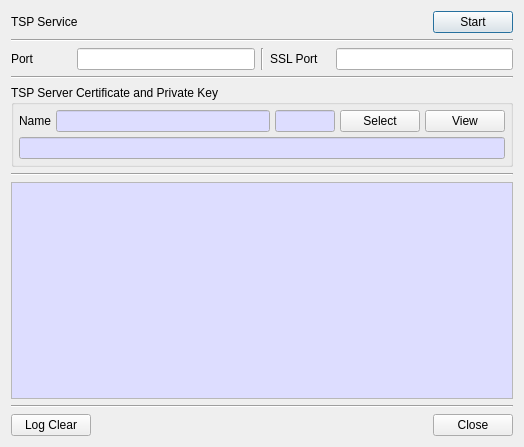
Old version of the form CertMan/tsp_service_dlg.ui in the repository jykim74/CertMan.
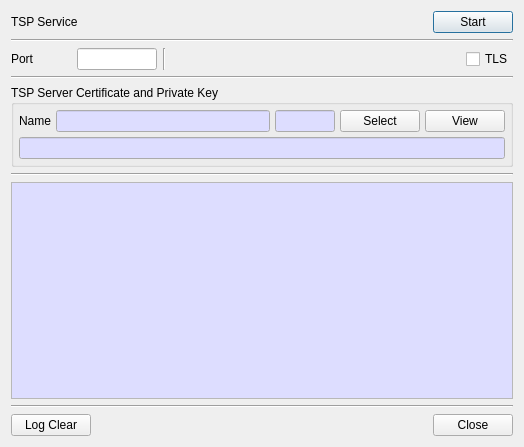
New version of the form.

```diff
--- a/CertMan/tsp_service_dlg.ui
+++ b/CertMan/tsp_service_dlg.ui
@@ -60,11 +60,29 @@
      <property name="topMargin">
       <number>0</number>
      </property>
+     <item row="0" column="2">
+      <widget class="Line" name="line_4">
+       <property name="orientation">
+        <enum>Qt::Vertical</enum>
+       </property>
+      </widget>
+     </item>
      <item row="0" column="4">
-      <widget class="QLineEdit" name="mSSLPortText"/>
+      <widget class="QCheckBox" name="mTLSCheck">
+       <property name="text">
+        <string>TLS</string>
+       </property>
+      </widget>
      </item>
      <item row="0" column="1">
-      <widget class="QLineEdit" name="mPortText"/>
+      <widget class="QLineEdit" name="mPortText">
+       <property name="maximumSize">
+        <size>
+         <width>80</width>
+         <height>16777215</height>
+        </size>
+       </property>
+      </widget>
      </item>
      <item row="0" column="0">
       <widget class="QLabel" name="label_2">
@@ -80,24 +98,17 @@
       </widget>
      </item>
      <item row="0" column="3">
-      <widget class="QLabel" name="label_3">
-       <property name="minimumSize">
+      <spacer name="horizontalSpacer_3">
+       <property name="orientation">
+        <enum>Qt::Horizontal</enum>
+       </property>
+       <property name="sizeHint" stdset="0">
         <size>
-         <width>60</width>
-         <height>0</height>
+         <width>40</width>
+         <height>20</height>
         </size>
        </property>
-       <property name="text">
-        <string>SSL Port</string>
-       </property>
-      </widget>
-     </item>
-     <item row="0" column="2">
-      <widget class="Line" name="line_4">
-       <property name="orientation">
-        <enum>Qt::Vertical</enum>
-       </property>
-      </widget>
+      </spacer>
      </item>
     </layout>
    </item>
```
